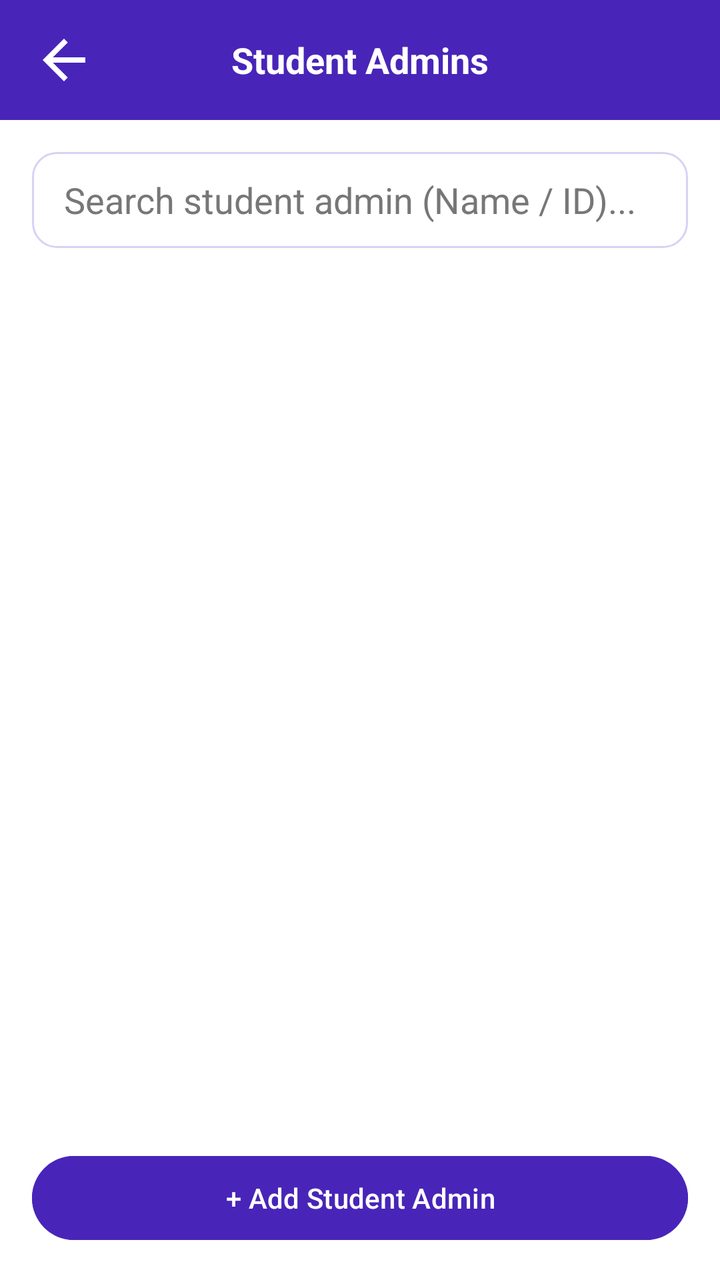
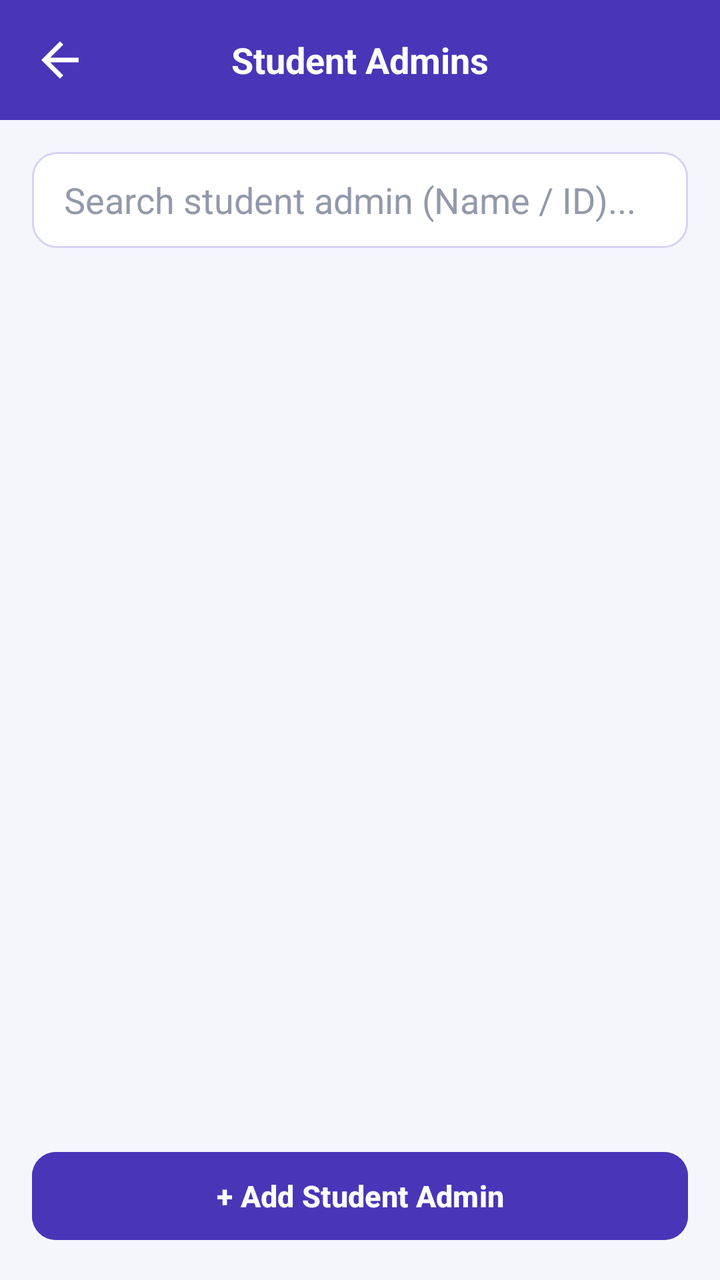

An Android layout rendered at two revisions. The XML below is the earlier revision; the diff shows what the commit changed to produce the second picture.
<!-- AndroidManifest.xml: application theme Theme.TrackPoint -->
<!-- res/layout/activity_student_admins.xml -->
<?xml version="1.0" encoding="utf-8"?>

<LinearLayout xmlns:android="http://schemas.android.com/apk/res/android"
    xmlns:app="http://schemas.android.com/apk/res-auto"
    android:layout_width="match_parent"
    android:layout_height="match_parent"
    android:orientation="vertical"
    android:background="#4825B8"
    android:fitsSystemWindows="true">

    
    <LinearLayout
        android:layout_width="match_parent"
        android:layout_height="60dp"
        android:orientation="horizontal"
        android:gravity="center_vertical"
        android:paddingStart="16dp"
        android:paddingEnd="16dp"
        android:background="#4825B8">

        <ImageView
            android:id="@+id/btnBack"
            android:layout_width="32dp"
            android:layout_height="32dp"
            android:src="@drawable/back_symbol"
            app:tint="@color/white"
            android:contentDescription="Back" />

        <TextView
            android:layout_width="0dp"
            android:layout_height="wrap_content"
            android:layout_weight="1"
            android:text="Student Admins"
            android:textColor="@color/white"
            android:textSize="18sp"
            android:textStyle="bold"
            android:gravity="center" />

        <View
            android:layout_width="32dp"
            android:layout_height="32dp" />

    </LinearLayout>

    
    <LinearLayout
        android:layout_width="match_parent"
        android:layout_height="0dp"
        android:layout_weight="1"
        android:orientation="vertical"
        android:padding="16dp"
        android:background="@color/white">

        
        <EditText
            android:id="@+id/searchAdmin"
            android:layout_width="match_parent"
            android:layout_height="48dp"
            android:hint="Search student admin (Name / ID)..."
            android:textColorHint="#777777"
            android:inputType="text"
            android:paddingStart="16dp"
            android:paddingEnd="16dp"
            android:background="@drawable/input_box"
            android:textColor="#17112D"
            android:layout_marginBottom="14dp" />

        
        <ScrollView
            android:layout_width="match_parent"
            android:layout_height="0dp"
            android:layout_weight="1"
            android:fillViewport="true">

            <LinearLayout
                android:id="@+id/adminListContainer"
                android:layout_width="match_parent"
                android:layout_height="wrap_content"
                android:orientation="vertical" />

        </ScrollView>

        
        <Button
            android:id="@+id/btnAddAdmin"
            android:layout_width="match_parent"
            android:layout_height="50dp"
            android:layout_marginTop="10dp"
            android:text="+ Add Student Admin"
            android:textColor="@color/white"
            android:backgroundTint="#4825B8" />

    </LinearLayout>

</LinearLayout>
<!-- resources referenced by this layout -->
<resources>
  <color name="white">#FFFFFFFF</color>
  <!-- drawable back_symbol (drawable) -->
  <vector xmlns:android="http://schemas.android.com/apk/res/android" android:autoMirrored="true" android:height="24dp" android:tint="#000000" android:viewportHeight="24" android:viewportWidth="24" android:width="24dp">
        
      <path android:fillColor="@android:color/white" android:pathData="M20,11H7.83l5.59,-5.59L12,4l-8,8 8,8 1.41,-1.41L7.83,13H20v-2z"/>
      
  </vector>
  <!-- drawable input_box (drawable) -->
  <?xml version="1.0" encoding="utf-8"?>
  <shape xmlns:android="http://schemas.android.com/apk/res/android"
      android:shape="rectangle">
  
      <solid android:color="#FFFFFF" />
  
      <stroke
          android:width="1dp"
          android:color="#D6D3F5" />
  
      <corners android:radius="12dp" />
  
      <padding
          android:left="12dp"
          android:right="12dp"
          android:top="4dp"
          android:bottom="4dp" />
  
  </shape>
  <style name="Theme.TrackPoint" parent="Base.Theme.TrackPoint" />
  <style name="Base.Theme.TrackPoint" parent="Theme.Material3.DayNight.NoActionBar">
          
          
      </style>
</resources>

<!-- the commit's change to res/layout/activity_student_admins.xml (unified diff, before → after) -->
@@ -2,10 +2,11 @@
 
 <LinearLayout xmlns:android="http://schemas.android.com/apk/res/android"
     xmlns:app="http://schemas.android.com/apk/res-auto"
+    android:id="@+id/main"
     android:layout_width="match_parent"
     android:layout_height="match_parent"
     android:orientation="vertical"
-    android:background="#4825B8"
+    android:background="#4935B8"
     android:fitsSystemWindows="true">
 
     
@@ -16,12 +17,12 @@
         android:gravity="center_vertical"
         android:paddingStart="16dp"
         android:paddingEnd="16dp"
-        android:background="#4825B8">
+        android:background="#4935B8">
 
         <ImageView
             android:id="@+id/btnBack"
-            android:layout_width="32dp"
-            android:layout_height="32dp"
+            android:layout_width="28dp"
+            android:layout_height="28dp"
             android:src="@drawable/back_symbol"
             app:tint="@color/white"
             android:contentDescription="Back" />
@@ -37,8 +38,8 @@
             android:gravity="center" />
 
         <View
-            android:layout_width="32dp"
-            android:layout_height="32dp" />
+            android:layout_width="28dp"
+            android:layout_height="28dp" />
 
     </LinearLayout>
 
@@ -49,7 +50,7 @@
         android:layout_weight="1"
         android:orientation="vertical"
         android:padding="16dp"
-        android:background="@color/white">
+        android:background="#F5F6FC">
 
         
         <EditText
@@ -57,12 +58,12 @@
             android:layout_width="match_parent"
             android:layout_height="48dp"
             android:hint="Search student admin (Name / ID)..."
-            android:textColorHint="#777777"
+            android:textColorHint="#9299AA"
             android:inputType="text"
             android:paddingStart="16dp"
             android:paddingEnd="16dp"
             android:background="@drawable/input_box"
-            android:textColor="#17112D"
+            android:textColor="#18233F"
             android:layout_marginBottom="14dp" />
 
         
@@ -84,11 +85,15 @@
         <Button
             android:id="@+id/btnAddAdmin"
             android:layout_width="match_parent"
-            android:layout_height="50dp"
+            android:layout_height="52dp"
             android:layout_marginTop="10dp"
             android:text="+ Add Student Admin"
             android:textColor="@color/white"
-            android:backgroundTint="#4825B8" />
+            android:textSize="15sp"
+            android:textStyle="bold"
+            android:textAllCaps="false"
+            android:backgroundTint="#4935B8"
+            app:cornerRadius="12dp" />
 
     </LinearLayout>
 
